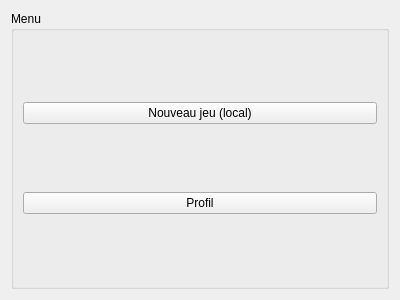
This is StreetCar/StreetCar/MainMenu.ui in paboccard/Projet_Prog_Jeu as Qt 5 draws it before an edit. The edited form follows.
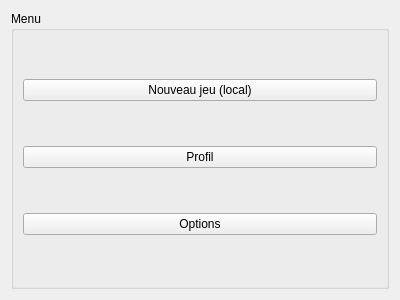
This is the edited form.

Diff of the .ui file:
```diff
--- a/StreetCar/StreetCar/MainMenu.ui
+++ b/StreetCar/StreetCar/MainMenu.ui
@@ -34,6 +34,13 @@
         </property>
        </widget>
       </item>
+      <item>
+       <widget class="QPushButton" name="buttonOptions">
+        <property name="text">
+         <string>Options</string>
+        </property>
+       </widget>
+      </item>
      </layout>
     </widget>
    </item>
```
